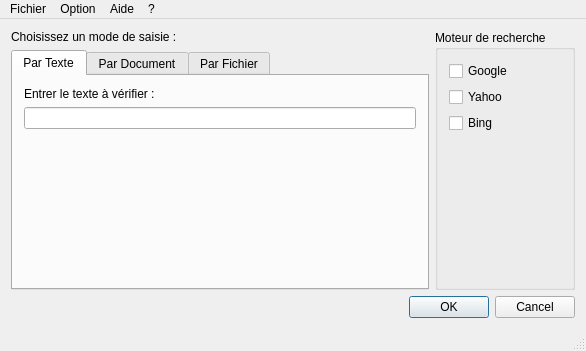
Above: Prototypes 1/AntiPlagia/src/ihm.ui from Lorette/Antiplagiat before the change. Below: the same form after it.
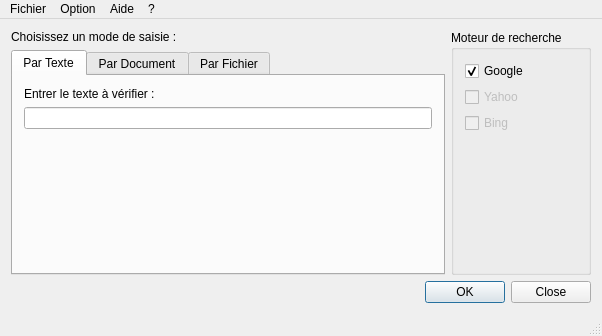
That is the form after the change.

```diff
--- a/Prototypes 1/AntiPlagia/src/ihm.ui
+++ b/Prototypes 1/AntiPlagia/src/ihm.ui
@@ -6,8 +6,8 @@
    <rect>
     <x>0</x>
     <y>0</y>
-    <width>586</width>
-    <height>351</height>
+    <width>602</width>
+    <height>336</height>
    </rect>
   </property>
   <property name="windowTitle">
@@ -35,7 +35,11 @@
            </widget>
           </item>
           <item>
-           <widget class="QLineEdit" name="lineEdit_3"/>
+           <widget class="QLineEdit" name="lineEdit_3">
+            <property name="frame">
+             <bool>true</bool>
+            </property>
+           </widget>
           </item>
           <item>
            <widget class="QLabel" name="label">
@@ -123,13 +127,22 @@
         <layout class="QVBoxLayout" name="verticalLayout_4">
          <item>
           <widget class="QCheckBox" name="checkBox_6">
+           <property name="enabled">
+            <bool>true</bool>
+           </property>
            <property name="text">
             <string>Google</string>
            </property>
+           <property name="checked">
+            <bool>true</bool>
+           </property>
           </widget>
          </item>
          <item>
           <widget class="QCheckBox" name="checkBox_5">
+           <property name="enabled">
+            <bool>false</bool>
+           </property>
            <property name="text">
             <string>Yahoo</string>
            </property>
@@ -137,6 +150,9 @@
          </item>
          <item>
           <widget class="QCheckBox" name="checkBox_4">
+           <property name="enabled">
+            <bool>false</bool>
+           </property>
            <property name="text">
             <string>Bing</string>
            </property>
@@ -170,7 +186,7 @@
     <item>
      <widget class="QDialogButtonBox" name="buttonBox">
       <property name="standardButtons">
-       <set>QDialogButtonBox::Cancel|QDialogButtonBox::Ok</set>
+       <set>QDialogButtonBox::Close|QDialogButtonBox::Ok</set>
       </property>
      </widget>
     </item>
@@ -181,7 +197,7 @@
     <rect>
      <x>0</x>
      <y>0</y>
-     <width>586</width>
+     <width>602</width>
      <height>21</height>
     </rect>
    </property>
```
Left out of the diff: 9 changed lines with no effect on the pictures.
